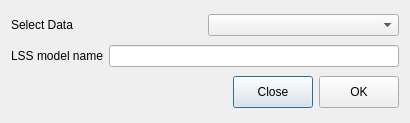
Above: gui/computelss.ui from gmrandazzo/PyLSS before the change. Below: the same form after it.
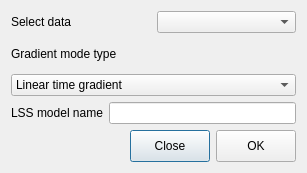
That is the form after the change.

What changed in the file:
```diff
--- a/gui/computelss.ui
+++ b/gui/computelss.ui
@@ -6,8 +6,8 @@
    <rect>
     <x>0</x>
     <y>0</y>
-    <width>410</width>
-    <height>123</height>
+    <width>307</width>
+    <height>173</height>
    </rect>
   </property>
   <property name="windowTitle">
@@ -19,7 +19,7 @@
      <item>
       <widget class="QLabel" name="label_4">
        <property name="text">
-        <string>Select Data</string>
+        <string>Select data</string>
        </property>
       </widget>
      </item>
@@ -29,6 +29,31 @@
     </layout>
    </item>
    <item row="1" column="0" colspan="3">
+    <layout class="QVBoxLayout" name="verticalLayout">
+     <item>
+      <widget class="QLabel" name="label_5">
+       <property name="text">
+        <string>Gradient mode type</string>
+       </property>
+      </widget>
+     </item>
+     <item>
+      <widget class="QComboBox" name="gradientModeBox">
+       <item>
+        <property name="text">
+         <string>Linear time gradient</string>
+        </property>
+       </item>
+       <item>
+        <property name="text">
+         <string>Logarithmic time gradient</string>
+        </property>
+       </item>
+      </widget>
+     </item>
+    </layout>
+   </item>
+   <item row="2" column="0" colspan="3">
     <layout class="QGridLayout" name="gridLayout_2">
      <item row="0" column="1">
       <widget class="QLineEdit" name="lineEdit"/>
@@ -42,7 +67,7 @@
      </item>
     </layout>
    </item>
-   <item row="2" column="0">
+   <item row="3" column="0">
     <spacer name="horizontalSpacer">
      <property name="orientation">
       <enum>Qt::Horizontal</enum>
@@ -55,7 +80,7 @@
      </property>
     </spacer>
    </item>
-   <item row="2" column="1">
+   <item row="3" column="1">
     <widget class="QPushButton" name="closeButton">
      <property name="maximumSize">
       <size>
@@ -68,7 +93,7 @@
      </property>
     </widget>
    </item>
-   <item row="2" column="2">
+   <item row="3" column="2">
     <widget class="QPushButton" name="okButton">
      <property name="maximumSize">
       <size>
```
Left out of the diff: 5 changed lines with no effect on the pictures.
